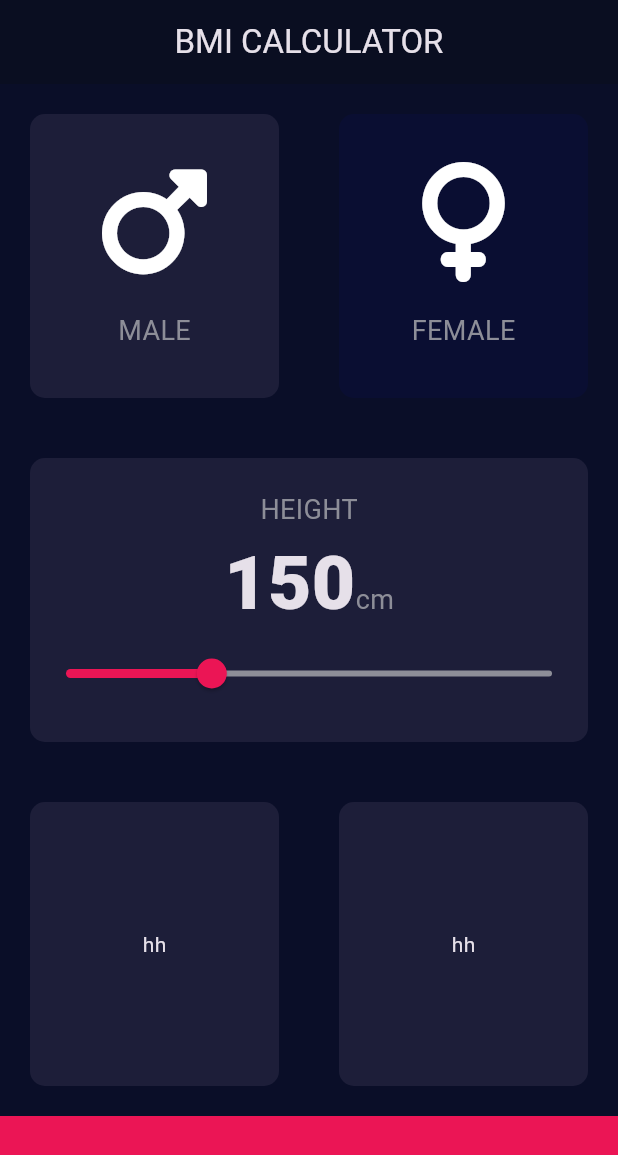
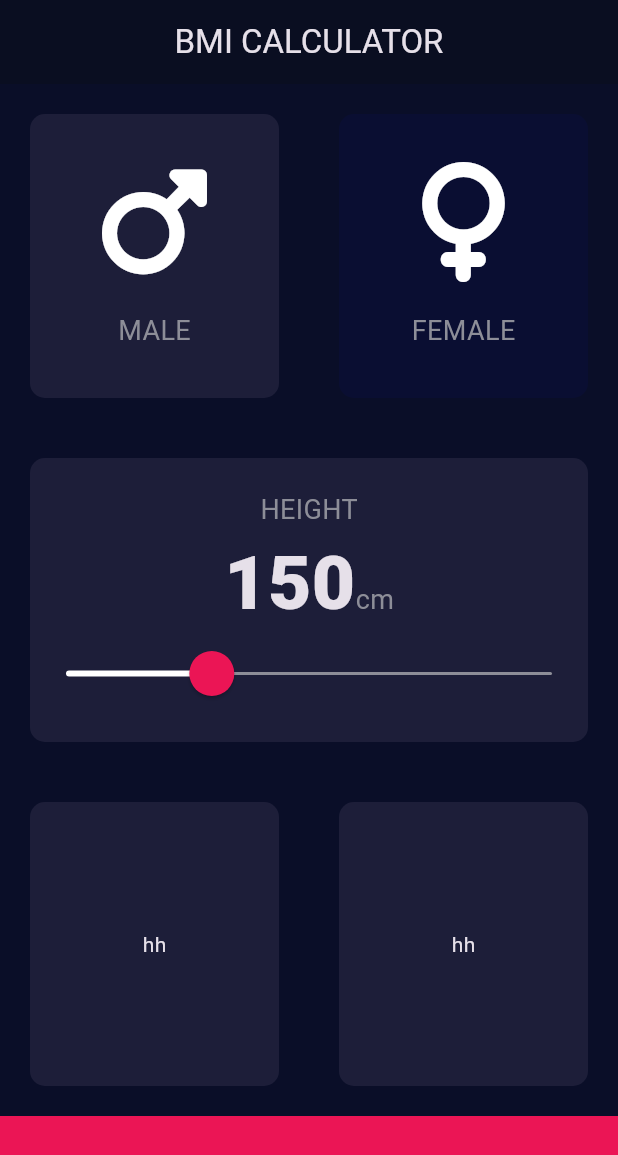
Before and after one commit to ZakariaNasri/bmi_calcucator, a Flutter app: the screen it shows after launch, on a phone screen of 412 x 824 dp. Shown: the top 1155 px of the screen. Run offline on Flutter 3.47's test engine with Material 3 defaults, Android fonts, the phone set to English and light mode, and no system bars; our stand-ins replace font_awesome_flutter.

Commit message:
customizing the slider to keep Ui clear

```diff
--- a/lib/input_page.dart
+++ b/lib/input_page.dart
@@ -91,11 +91,19 @@ class _InputPageState extends State<InputPage> {
                       )
                     ],
                   ),
-                  Slider(
+                  SliderTheme(
+                    data: SliderTheme.of(context).copyWith(
+                        overlayColor: Color(0x29EB1555),
+                        thumbColor: Color(0x2FFEB1555),
+                        thumbShape:
+                            RoundSliderThumbShape(enabledThumbRadius: 15),
+                        activeTrackColor: Colors.white,
+                        trackShape: RoundedRectSliderTrackShape(),
+                        trackHeight: 2),
+                    child: Slider(
                       value: height.toDouble(),
                       min: 120,
                       max: 220,
-                    activeColor: kBottomBarColor,
                       inactiveColor: Color(0xFF8D8E98),
                       onChanged: (double newValue) {
                         setState(
@@ -104,6 +112,7 @@ class _InputPageState extends State<InputPage> {
                           },
                         );
                       },
+                    ),
                   )
                 ],
               ),
```
Lines whose indentation alone changed are shown as unchanged.
